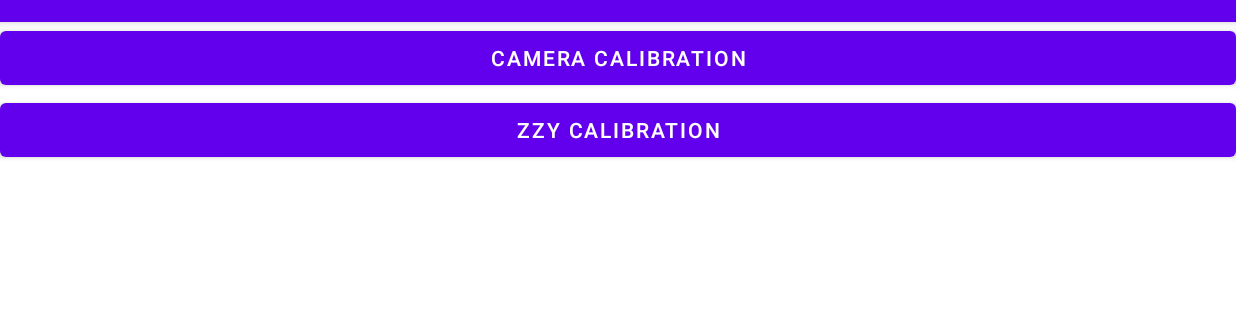
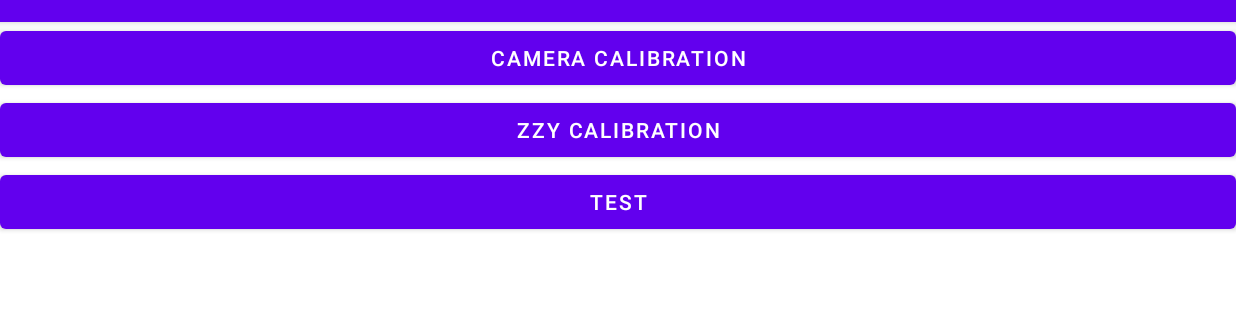
Before and after one commit to ryougishiki1999/ObjectTracking_Android_openCV, an Android app: the screen it shows after launch (MainActivity), on a phone screen of 824 x 412 dp (held sideways), the part 62-382 px from its top. Run offline under Robolectric (Android 15) with nearby library versions, the light colour scheme and no system bars; libraries missing offline, so code that uses them is left out: org.opencv.android; 1 statement that could not run was skipped.

Commit message:
修改TestActivity和相关部分

```diff
--- a/app/src/main/java/com/nju/cs/zrh/objecttracking/MainActivity.java
+++ b/app/src/main/java/com/nju/cs/zrh/objecttracking/MainActivity.java
@@ -20,6 +20,7 @@ public class MainActivity extends AppCompatActivity {
 
     private Button cameraCalibrationBtn;
     private Button zzyCalibrationBtn;
+    private Button testBtn;
 
     @Override
     protected void onCreate(Bundle savedInstanceState) {
@@ -43,6 +44,15 @@ public class MainActivity extends AppCompatActivity {
                 startActivity(intent);
             }
         });
+
+        testBtn = findViewById(R.id.main_test_btn);
+        testBtn.setOnClickListener(new View.OnClickListener() {
+            @Override
+            public void onClick(View v) {
+                Intent intent = new Intent(MainActivity.this, TestActivity.class);
+                startActivity(intent);
+            }
+        });
     }
 
     @Override
--- a/app/src/main/res/layout/activity_main.xml
+++ b/app/src/main/res/layout/activity_main.xml
@@ -28,4 +28,12 @@
         android:layout_height="wrap_content"
         android:text="ZZY calibration"
         app:layout_constraintTop_toBottomOf="@+id/camera_calibration_btn" />
+
+    <Button
+        android:id="@+id/main_test_btn"
+        android:layout_width="match_parent"
+        android:layout_height="wrap_content"
+        android:text="Test"
+        app:layout_constraintTop_toBottomOf="@+id/zzy_calibration_btn" />
+
 </androidx.constraintlayout.widget.ConstraintLayout>
```
Also changed, not shown: app/src/main/java/com/nju/cs/zrh/objecttracking/TestActivity.java (+28 -1 lines), app/src/main/res/layout/activity_test.xml (+13 -0 lines).
